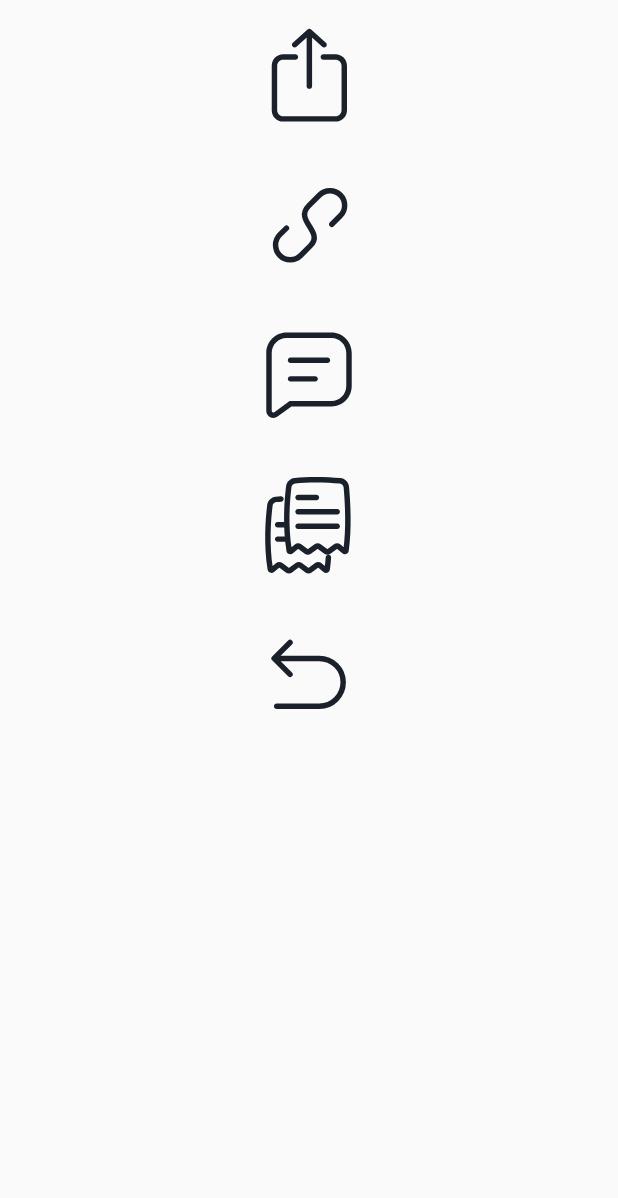
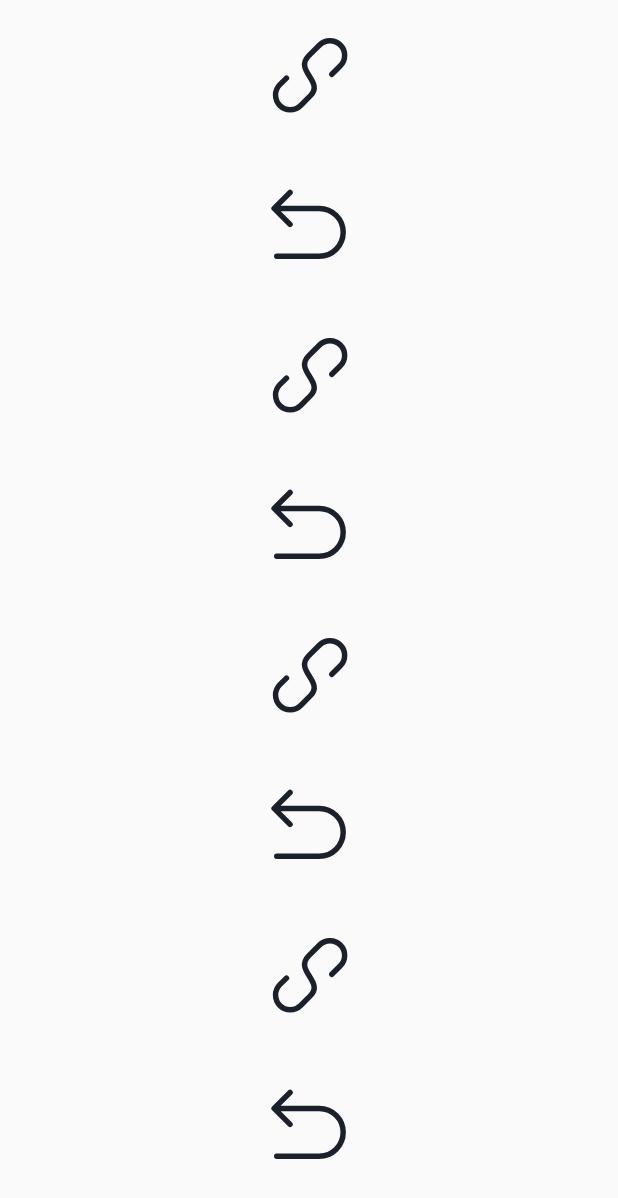
Before and after one commit to bukunmialuko/rx_dart_practice, a Flutter app: the screen it shows after launch, on a phone screen of 412 x 824 dp. Shown: the top 1198 px of the screen. Run offline on Flutter 3.47's test engine with Material 2 defaults, Android fonts, the phone set to English and light mode, and no system bars; our stand-ins replace flutter_hooks, flutter_svg, rxdart.

Commit message:
Tried vector graphics package

```diff
--- a/lib/main.dart
+++ b/lib/main.dart
@@ -1,8 +1,13 @@
+import 'dart:async';
+
 import 'package:flutter/material.dart';
 import 'package:rx_dart_learning/pages/pwa_svg_page.dart';
 
-void main() {
-  runApp(const MyApp());
+Future<void> main() async {
+  WidgetsFlutterBinding.ensureInitialized();
+  return runZonedGuarded(() async {
+    runApp(const MyApp());
+  }, (_, __) {});
 }
 
 class MyApp extends StatelessWidget {
--- a/lib/pages/pwa_svg_page.dart
+++ b/lib/pages/pwa_svg_page.dart
@@ -7,23 +7,59 @@ class PwaSvgPage extends StatelessWidget {
   @override
   Widget build(BuildContext context) {
     return Scaffold(
-      body: ListView(
-        children: const [
-          _AssetImage(
-            asset: 'assets/svg/ic_share.svg',
+      // body: ListView(
+      //   children: [
+      //     const _AssetImage(
+      //       asset: 'assets/svg/ic_share.svg',
+      //     ),
+      //     const _AssetImage(
+      //       asset: 'assets/svg/ic_copy.svg',
+      //     ),
+      //     const _AssetImage(
+      //       asset: 'assets/svg/ic_clubtalk.svg',
+      //     ),
+      //     const _AssetImage(
+      //       asset: 'assets/svg/ic_my_bets.svg',
+      //     ),
+      //     const _AssetImage(
+      //       asset: 'assets/svg/ic_retain.svg',
+      //     ),
+      //
+      //   ],
+      // ),
+
+      //   body: ListView.builder(
+      //     itemBuilder: (c, i) {
+      //       return i % 2 == 0
+      //           ? const _AssetImage(
+      //               asset: 'assets/svg/ic_copy.svg',
+      //             )
+      //           : const _AssetImage(
+      //               asset: 'assets/svg/ic_retain.svg',
+      //             );
+      //     },
+      //     itemCount: 1000,
+      //     shrinkWrap: true,
+      //   ),
+      // );
+
+      body: CustomScrollView(
+        slivers: [
+          SliverList(
+            delegate: SliverChildBuilderDelegate(
+              (BuildContext context, int index) {
+                return index % 2 == 0
+                    ? const _AssetImage(
+                        asset: 'assets/svg/ic_copy.svg',
+                      )
+                    : const _AssetImage(
+                        asset: 'assets/svg/ic_retain.svg',
+                      );
+              },
+              // 40 list items
+              childCount: 1000,
+            ),
           ),
-          _AssetImage(
-            asset: 'assets/svg/ic_copy.svg',
-          ),
-          _AssetImage(
-            asset: 'assets/svg/ic_clubtalk.svg',
-          ),
-          _AssetImage(
-            asset: 'assets/svg/ic_my_bets.svg',
-          ),
-          _AssetImage(
-            asset: 'assets/svg/ic_retain.svg',
-          )
         ],
       ),
     );
@@ -37,9 +73,6 @@ class _AssetImage extends StatelessWidget {
   @override
   Widget build(BuildContext context) {
     return Container(
-        padding: const EdgeInsets.only(top: 10, bottom: 10),
-        width: 100,
-        height: 100,
-        child: SvgPicture.asset(asset, semanticsLabel: 'Acme Logo'));
+        padding: const EdgeInsets.only(top: 10, bottom: 10), width: 100, height: 100, child: SvgPicture.asset(asset));
   }
 }
--- a/pubspec.yaml
+++ b/pubspec.yaml
@@ -37,7 +37,9 @@ dependencies:
   flutter_hooks: ^0.18.5+1
   rxdart: ^0.27.5
   flutter_svg: ^1.1.4
-
+  vector_graphics: ^0.0.2
+  vector_graphics_compiler: ^0.0.2
+  vector_graphics_codec: ^0.0.2
 
 dev_dependencies:
   flutter_test:
```
Also changed, not shown: pubspec.lock, 1 other file.
